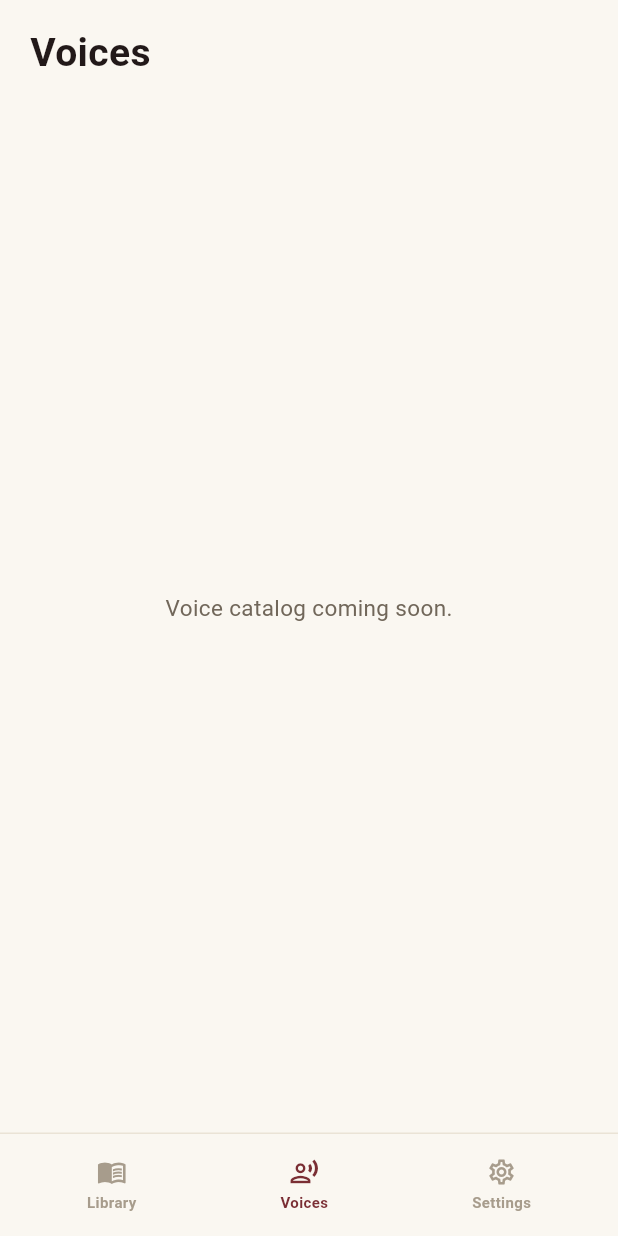
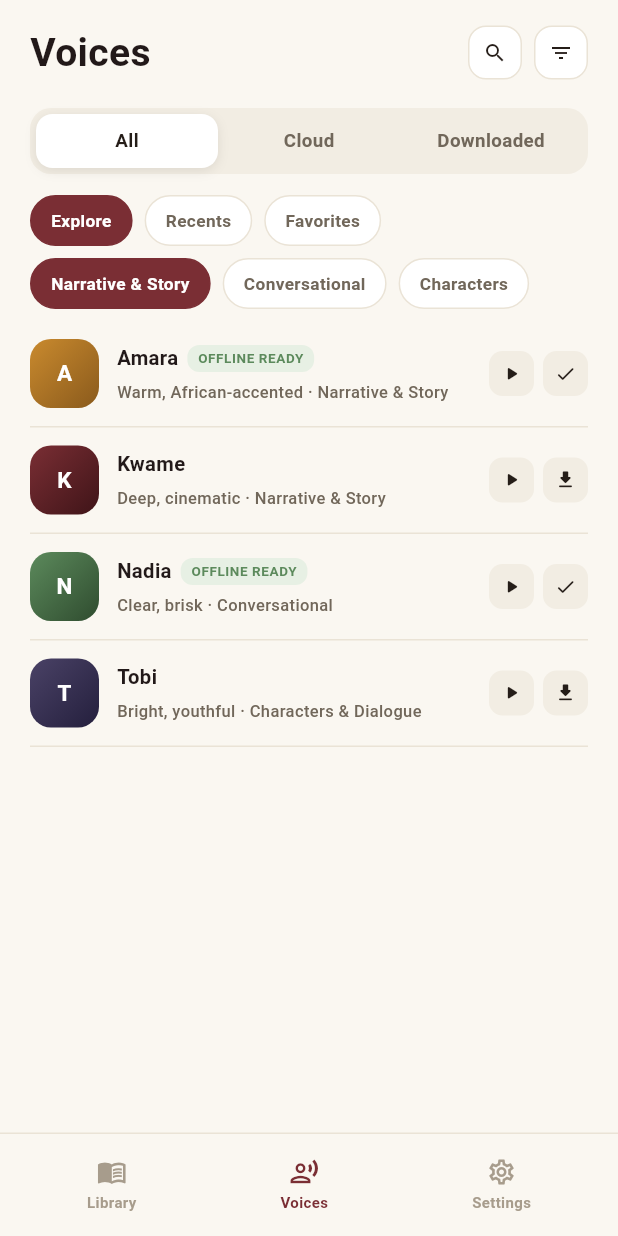
Before and after one commit to da4story1tella9/dastorytella-reader, a Flutter app: the screen it shows after launch, item 2 of the bottom bar chosen, on a phone screen of 412 x 824 dp. Run offline on Flutter 3.47's test engine with Material 3 defaults, Android fonts, the phone set to English and light mode, and no system bars; our stand-ins replace flutter_riverpod, go_router; Roboto replaces fonts that are missing (Fraunces, Manrope).

Commit message:
feat(voices): build Voices screen with mock data
Builds the Voices tab (segmented switcher, Explore/Recents/Favorites
and category chip rows, voice list) against hardcoded mock data
matching docs/design-reference/app-mockups-v2.html. No backend calls
yet — chip selections track local UI state but don't filter the list,
matching the fidelity already established for Library's segmented
control.

Promotes the segmented control, icon button, and adds a new chip
widget to shared_widgets/ since both Library and Voices need the same
visual components — Library's screen now uses the shared versions too
instead of its own local copies.

Co-Authored-By: Claude Sonnet 5 <noreply@anthropic.com>

```diff
--- a/lib/features/library/screens/library_screen.dart
+++ b/lib/features/library/screens/library_screen.dart
@@ -10,13 +10,13 @@ import 'package:flutter/material.dart';
 import 'package:flutter/rendering.dart';
 import 'package:flutter_riverpod/flutter_riverpod.dart';
 
-import '../../../core/theme/app_colors.dart';
 import '../../../core/theme/app_typography.dart';
+import '../../../shared_widgets/app_icon_button.dart';
+import '../../../shared_widgets/app_segmented_control.dart';
 import '../models/book.dart';
 import '../models/library_segment.dart';
 import '../state/library_providers.dart';
 import '../widgets/book_card.dart';
-import '../widgets/library_segmented_control.dart';
 import '../widgets/mini_player.dart';
 
 class LibraryScreen extends ConsumerWidget {
@@ -50,9 +50,12 @@ class LibraryScreen extends ConsumerWidget {
                               ),
                               Row(
                                 children: <Widget>[
-                                  _IconButton(icon: Icons.search, onTap: () {}),
+                                  AppIconButton(
+                                    icon: Icons.search,
+                                    onTap: () {},
+                                  ),
                                   const SizedBox(width: 8),
-                                  _IconButton(
+                                  AppIconButton(
                                     icon: Icons.filter_list,
                                     onTap: () {},
                                   ),
@@ -61,8 +64,10 @@ class LibraryScreen extends ConsumerWidget {
                             ],
                           ),
                           const SizedBox(height: 16),
-                          LibrarySegmentedControl(
+                          AppSegmentedControl<LibrarySegment>(
+                            options: LibrarySegment.values,
                             selected: segment,
+                            labelBuilder: (LibrarySegment s) => s.label,
                             onChanged: (LibrarySegment value) =>
                                 ref
                                     .read(librarySegmentProvider.notifier)
@@ -126,29 +131,3 @@ class LibraryScreen extends ConsumerWidget {
     );
   }
 }
-
-class _IconButton extends StatelessWidget {
-  const _IconButton({required this.icon, required this.onTap});
-
-  final IconData icon;
-  final VoidCallback onTap;
-
-  @override
-  Widget build(BuildContext context) {
-    return InkWell(
-      onTap: onTap,
-      borderRadius: BorderRadius.circular(12),
-      child: Container(
-        width: 36,
-        height: 36,
-        alignment: Alignment.center,
-        decoration: BoxDecoration(
-          color: AppColors.surface,
-          borderRadius: BorderRadius.circular(12),
-          border: Border.all(color: AppColors.line),
-        ),
-        child: Icon(icon, size: 16, color: AppColors.ink),
-      ),
-    );
-  }
-}
--- /dev/null
+++ b/lib/features/voices/models/voice.dart
@@ -0,0 +1,25 @@
+import 'package:flutter/material.dart';
+
+/// Display model for a TTS voice.
+///
+/// Backed by hardcoded sample data (see `state/mock_voices_data.dart`)
+/// until the voice catalog (ARCHITECTURE.md §1) is wired up.
+class Voice {
+  const Voice({
+    required this.id,
+    required this.name,
+    required this.avatarInitial,
+    required this.avatarGradient,
+    required this.tags,
+    required this.isOfflineReady,
+  });
+
+  final String id;
+  final String name;
+  final String avatarInitial;
+  final List<Color> avatarGradient;
+
+  /// e.g. "Warm, African-accented · Narrative & Story"
+  final String tags;
+  final bool isOfflineReady;
+}
--- /dev/null
+++ b/lib/features/voices/models/voice_category.dart
@@ -0,0 +1,16 @@
+/// Narrative & Story / Conversational / Characters chip row on the
+/// Voices screen.
+enum VoiceCategory { narrativeAndStory, conversational, characters }
+
+extension VoiceCategoryLabel on VoiceCategory {
+  String get label {
+    switch (this) {
+      case VoiceCategory.narrativeAndStory:
+        return 'Narrative & Story';
+      case VoiceCategory.conversational:
+        return 'Conversational';
+      case VoiceCategory.characters:
+        return 'Characters';
+    }
+  }
+}
--- /dev/null
+++ b/lib/features/voices/models/voice_explore_tab.dart
@@ -0,0 +1,15 @@
+/// Explore / Recents / Favorites chip row on the Voices screen.
+enum VoiceExploreTab { explore, recents, favorites }
+
+extension VoiceExploreTabLabel on VoiceExploreTab {
+  String get label {
+    switch (this) {
+      case VoiceExploreTab.explore:
+        return 'Explore';
+      case VoiceExploreTab.recents:
+        return 'Recents';
+      case VoiceExploreTab.favorites:
+        return 'Favorites';
+    }
+  }
+}
--- /dev/null
+++ b/lib/features/voices/models/voices_segment.dart
@@ -0,0 +1,15 @@
+/// All / Cloud / Downloaded switcher on the Voices screen.
+enum VoicesSegment { all, cloud, downloaded }
+
+extension VoicesSegmentLabel on VoicesSegment {
+  String get label {
+    switch (this) {
+      case VoicesSegment.all:
+        return 'All';
+      case VoicesSegment.cloud:
+        return 'Cloud';
+      case VoicesSegment.downloaded:
+        return 'Downloaded';
+    }
+  }
+}
--- a/lib/features/voices/screens/voices_screen.dart
+++ b/lib/features/voices/screens/voices_screen.dart
@@ -1,36 +1,105 @@
-/// Placeholder — full Voices screen (catalog, download/preview actions)
-/// not yet built. See `docs/design-reference/app-mockups-v2.html` for
-/// the target design.
+/// Voices tab — voice catalog with All/Cloud/Downloaded segmented
+/// switcher, Explore/Recents/Favorites and category chip rows, and the
+/// voice list. Mirrors the Voices screen in
+/// `docs/design-reference/app-mockups-v2.html`.
+///
+/// Uses hardcoded mock data (`state/mock_voices_data.dart`) — no
+/// backend calls yet. The chip rows track selection locally but don't
+/// filter the mock list, matching the segmented control's fidelity on
+/// the Library screen.
 library;
 
 import 'package:flutter/material.dart';
+import 'package:flutter_riverpod/flutter_riverpod.dart';
 
-import '../../../core/theme/app_colors.dart';
 import '../../../core/theme/app_typography.dart';
+import '../../../shared_widgets/app_chip.dart';
+import '../../../shared_widgets/app_icon_button.dart';
+import '../../../shared_widgets/app_segmented_control.dart';
+import '../models/voice.dart';
+import '../models/voice_category.dart';
+import '../models/voice_explore_tab.dart';
+import '../models/voices_segment.dart';
+import '../state/voices_providers.dart';
+import '../widgets/voice_card.dart';
 
-class VoicesScreen extends StatelessWidget {
+class VoicesScreen extends ConsumerWidget {
   const VoicesScreen({super.key});
 
   @override
-  Widget build(BuildContext context) {
-    return const Scaffold(
+  Widget build(BuildContext context, WidgetRef ref) {
+    final VoicesSegment segment = ref.watch(voicesSegmentProvider);
+    final VoiceExploreTab exploreTab = ref.watch(voiceExploreTabProvider);
+    final VoiceCategory category = ref.watch(voiceCategoryProvider);
+    final List<Voice> voices = ref.watch(voicesListProvider);
+
+    return Scaffold(
       body: SafeArea(
-        child: Padding(
-          padding: EdgeInsets.fromLTRB(20, 14, 20, 0),
-          child: Column(
-            crossAxisAlignment: CrossAxisAlignment.start,
-            children: <Widget>[
-              Text('Voices', style: AppTypography.screenTitle),
-              Expanded(
-                child: Center(
-                  child: Text(
-                    'Voice catalog coming soon.',
-                    style: TextStyle(color: AppColors.inkSoft),
-                  ),
+        child: ListView(
+          padding: const EdgeInsets.fromLTRB(20, 14, 20, 16),
+          children: <Widget>[
+            Row(
+              mainAxisAlignment: MainAxisAlignment.spaceBetween,
+              children: <Widget>[
+                const Text('Voices', style: AppTypography.screenTitle),
+                Row(
+                  children: <Widget>[
+                    AppIconButton(icon: Icons.search, onTap: () {}),
+                    const SizedBox(width: 8),
+                    AppIconButton(icon: Icons.filter_list, onTap: () {}),
+                  ],
                 ),
+              ],
+            ),
+            const SizedBox(height: 16),
+            AppSegmentedControl<VoicesSegment>(
+              options: VoicesSegment.values,
+              selected: segment,
+              labelBuilder: (VoicesSegment s) => s.label,
+              onChanged: (VoicesSegment value) =>
+                  ref.read(voicesSegmentProvider.notifier).state = value,
+            ),
+            const SizedBox(height: 14),
+            SizedBox(
+              height: 34,
+              child: ListView.separated(
+                scrollDirection: Axis.horizontal,
+                itemCount: VoiceExploreTab.values.length,
+                separatorBuilder: (BuildContext context, int index) =>
+                    const SizedBox(width: 8),
+                itemBuilder: (BuildContext context, int index) {
+                  final VoiceExploreTab tab = VoiceExploreTab.values[index];
+                  return AppChip(
+                    label: tab.label,
+                    active: tab == exploreTab,
+                    onTap: () =>
+                        ref.read(voiceExploreTabProvider.notifier).state = tab,
+                  );
+                },
               ),
-            ],
-          ),
+            ),
+            const SizedBox(height: 8),
+            SizedBox(
+              height: 34,
+              child: ListView.separated(
+                scrollDirection: Axis.horizontal,
+                itemCount: VoiceCategory.values.length,
+                separatorBuilder: (BuildContext context, int index) =>
+                    const SizedBox(width: 8),
+                itemBuilder: (BuildContext context, int index) {
+                  final VoiceCategory c = VoiceCategory.values[index];
+                  return AppChip(
+                    label: c.label,
+                    active: c == category,
+                    onTap: () =>
+                        ref.read(voiceCategoryProvider.notifier).state = c,
+                  );
+                },
+              ),
+            ),
+            const SizedBox(height: 8),
+            for (final Voice voice in voices) VoiceCard(voice: voice),
+          ],
         ),
       ),
     );
--- /dev/null
+++ b/lib/features/voices/state/mock_voices_data.dart
@@ -0,0 +1,45 @@
+/// Hardcoded sample voices, mirroring the four shown in the Voices
+/// mockup (`docs/design-reference/app-mockups-v2.html`).
+///
+/// Placeholder until the voice catalog (ARCHITECTURE.md §1) exists —
+/// no backend calls.
+library;
+
+import 'package:flutter/material.dart';
+
+import '../models/voice.dart';
+
+final List<Voice> mockVoices = <Voice>[
+  const Voice(
+    id: 'amara',
+    name: 'Amara',
+    avatarInitial: 'A',
+    avatarGradient: <Color>[Color(0xFFC98A2E), Color(0xFF8A5A1C)],
+    tags: 'Warm, African-accented · Narrative & Story',
+    isOfflineReady: true,
+  ),
+  const Voice(
+    id: 'kwame',
+    name: 'Kwame',
+    avatarInitial: 'K',
+    avatarGradient: <Color>[Color(0xFF7A2E34), Color(0xFF3F1418)],
+    tags: 'Deep, cinematic · Narrative & Story',
+    isOfflineReady: false,
+  ),
+  const Voice(
+    id: 'nadia',
+    name: 'Nadia',
+    avatarInitial: 'N',
+    avatarGradient: <Color>[Color(0xFF5C8A5C), Color(0xFF2F4C2F)],
+    tags: 'Clear, brisk · Conversational',
+    isOfflineReady: true,
+  ),
+  const Voice(
+    id: 'tobi',
+    name: 'Tobi',
+    avatarInitial: 'T',
+    avatarGradient: <Color>[Color(0xFF4A4266), Color(0xFF241F3D)],
+    tags: 'Bright, youthful · Characters & Dialogue',
+    isOfflineReady: false,
+  ),
+];
--- /dev/null
+++ b/lib/features/voices/state/voices_providers.dart
@@ -0,0 +1,23 @@
+/// Voices screen state (see ADR-0004).
+library;
+
+import 'package:flutter_riverpod/flutter_riverpod.dart';
+
+import '../models/voice.dart';
+import '../models/voice_category.dart';
+import '../models/voice_explore_tab.dart';
+import '../models/voices_segment.dart';
+import 'mock_voices_data.dart';
+
+final StateProvider<VoicesSegment> voicesSegmentProvider =
+    StateProvider<VoicesSegment>((Ref ref) => VoicesSegment.all);
+
+final StateProvider<VoiceExploreTab> voiceExploreTabProvider =
+    StateProvider<VoiceExploreTab>((Ref ref) => VoiceExploreTab.explore);
+
+final StateProvider<VoiceCategory> voiceCategoryProvider =
+    StateProvider<VoiceCategory>((Ref ref) => VoiceCategory.narrativeAndStory);
+
+final Provider<List<Voice>> voicesListProvider = Provider<List<Voice>>(
+  (Ref ref) => mockVoices,
+);
--- /dev/null
+++ b/lib/features/voices/widgets/voice_card.dart
@@ -0,0 +1,138 @@
+/// Row for a single voice — avatar, name, offline-ready pill, tags,
+/// preview/download actions. Mirrors `.voice-card` in
+/// `docs/design-reference/app-mockups-v2.html`.
+library;
+
+import 'package:flutter/material.dart';
+
+import '../../../core/theme/app_colors.dart';
+import '../../../core/theme/app_typography.dart';
+import '../models/voice.dart';
+
+class VoiceCard extends StatelessWidget {
+  const VoiceCard({required this.voice, super.key});
+
+  final Voice voice;
+
+  @override
+  Widget build(BuildContext context) {
+    return Container(
+      padding: const EdgeInsets.symmetric(vertical: 12),
+      decoration: const BoxDecoration(
+        border: Border(bottom: BorderSide(color: AppColors.line)),
+      ),
+      child: Row(
+        children: <Widget>[
+          Container(
+            width: 46,
+            height: 46,
+            alignment: Alignment.center,
+            decoration: BoxDecoration(
+              borderRadius: BorderRadius.circular(14),
+              gradient: LinearGradient(
+                begin: Alignment.topLeft,
+                end: Alignment.bottomRight,
+                colors: voice.avatarGradient,
+              ),
+            ),
+            child: Text(
+              voice.avatarInitial,
+              style: AppTypography.bookTitle.copyWith(
+                color: Colors.white,
+                fontSize: 15,
+              ),
+            ),
+          ),
+          const SizedBox(width: 12),
+          Expanded(
+            child: Column(
+              crossAxisAlignment: CrossAxisAlignment.start,
+              mainAxisSize: MainAxisSize.min,
+              children: <Widget>[
+                Row(
+                  children: <Widget>[
+                    Text(
+                      voice.name,
+                      style: AppTypography.bodyStrong.copyWith(fontSize: 13.5),
+                    ),
+                    if (voice.isOfflineReady) ...<Widget>[
+                      const SizedBox(width: 6),
+                      const _OfflinePill(),
+                    ],
+                  ],
+                ),
+                const SizedBox(height: 2),
+                Text(
+                  voice.tags,
+                  style: AppTypography.body.copyWith(
+                    color: AppColors.inkSoft,
+                    fontSize: 11,
+                  ),
+                  maxLines: 1,
+                  overflow: TextOverflow.ellipsis,
+                ),
+              ],
+            ),
+          ),
+          const SizedBox(width: 6),
+          _VoiceActionButton(icon: Icons.play_arrow_rounded, onTap: () {}),
+          const SizedBox(width: 6),
+          _VoiceActionButton(
+            icon: voice.isOfflineReady
+                ? Icons.check_rounded
+                : Icons.download_rounded,
+            onTap: () {},
+          ),
+        ],
+      ),
+    );
+  }
+}
+
+class _OfflinePill extends StatelessWidget {
+  const _OfflinePill();
+
+  @override
+  Widget build(BuildContext context) {
+    return Container(
+      padding: const EdgeInsets.symmetric(horizontal: 7, vertical: 2),
+      decoration: BoxDecoration(
+        color: AppColors.greenPale,
+        borderRadius: BorderRadius.circular(8),
+      ),
+      child: Text(
+        'OFFLINE READY',
+        style: AppTypography.caption.copyWith(
+          color: AppColors.green,
+          fontSize: 9,
+          letterSpacing: 0.4,
+        ),
+      ),
+    );
+  }
+}
+
+class _VoiceActionButton extends StatelessWidget {
+  const _VoiceActionButton({required this.icon, required this.onTap});
+
+  final IconData icon;
+  final VoidCallback onTap;
+
+  @override
+  Widget build(BuildContext context) {
+    return InkWell(
+      onTap: onTap,
+      borderRadius: BorderRadius.circular(9),
+      child: Container(
+        width: 30,
+        height: 30,
+        alignment: Alignment.center,
+        decoration: BoxDecoration(
+          color: AppColors.surfaceAlt,
+          borderRadius: BorderRadius.circular(9),
+        ),
+        child: Icon(icon, size: 15, color: AppColors.ink),
+      ),
+    );
+  }
+}
--- /dev/null
+++ b/lib/shared_widgets/app_chip.dart
@@ -0,0 +1,45 @@
+/// Pill-shaped filter chip. Mirrors `.chip`/`.chip.active` in
+/// `docs/design-reference/app-mockups-v2.html`.
+library;
+
+import 'package:flutter/material.dart';
+
+import '../core/theme/app_colors.dart';
+import '../core/theme/app_typography.dart';
+
+class AppChip extends StatelessWidget {
+  const AppChip({
+    required this.label,
+    required this.active,
+    required this.onTap,
+    super.key,
+  });
+
+  final String label;
+  final bool active;
+  final VoidCallback onTap;
+
+  @override
+  Widget build(BuildContext context) {
+    return GestureDetector(
+      onTap: onTap,
+      child: Container(
+        padding: const EdgeInsets.symmetric(horizontal: 13, vertical: 7),
+        decoration: BoxDecoration(
+          color: active ? AppColors.maroon : AppColors.surface,
+          borderRadius: BorderRadius.circular(20),
+          border: Border.all(
+            color: active ? AppColors.maroon : AppColors.line,
+          ),
+        ),
+        child: Text(
+          label,
+          style: AppTypography.bodyStrong.copyWith(
+            fontSize: 11.5,
+            color: active ? Colors.white : AppColors.inkSoft,
+          ),
+        ),
+      ),
+    );
+  }
+}
--- /dev/null
+++ b/lib/shared_widgets/app_icon_button.dart
@@ -0,0 +1,33 @@
+/// Square outlined icon button. Mirrors `.icon-btn` in
+/// `docs/design-reference/app-mockups-v2.html`.
+library;
+
+import 'package:flutter/material.dart';
+
+import '../core/theme/app_colors.dart';
+
+class AppIconButton extends StatelessWidget {
+  const AppIconButton({required this.icon, required this.onTap, super.key});
+
+  final IconData icon;
+  final VoidCallback onTap;
+
+  @override
+  Widget build(BuildContext context) {
+    return InkWell(
+      onTap: onTap,
+      borderRadius: BorderRadius.circular(12),
+      child: Container(
+        width: 36,
+        height: 36,
+        alignment: Alignment.center,
+        decoration: BoxDecoration(
+          color: AppColors.surface,
+          borderRadius: BorderRadius.circular(12),
+          border: Border.all(color: AppColors.line),
+        ),
+        child: Icon(icon, size: 16, color: AppColors.ink),
+      ),
+    );
+  }
+}
--- a/lib/features/library/widgets/library_segmented_control.dart
+++ b/lib/shared_widgets/app_segmented_control.dart
@@ -1,22 +1,25 @@
-/// Saved / Collections / Archive switcher.
+/// Pill-style segmented switcher, generic over the option type.
 /// Mirrors `.segmented` in `docs/design-reference/app-mockups-v2.html`.
 library;
 
 import 'package:flutter/material.dart';
 
-import '../../../core/theme/app_colors.dart';
-import '../../../core/theme/app_typography.dart';
-import '../models/library_segment.dart';
+import '../core/theme/app_colors.dart';
+import '../core/theme/app_typography.dart';
 
-class LibrarySegmentedControl extends StatelessWidget {
-  const LibrarySegmentedControl({
+class AppSegmentedControl<T> extends StatelessWidget {
+  const AppSegmentedControl({
+    required this.options,
     required this.selected,
+    required this.labelBuilder,
     required this.onChanged,
     super.key,
   });
 
-  final LibrarySegment selected;
-  final ValueChanged<LibrarySegment> onChanged;
+  final List<T> options;
+  final T selected;
+  final String Function(T option) labelBuilder;
+  final ValueChanged<T> onChanged;
 
   @override
   Widget build(BuildContext context) {
@@ -29,12 +32,12 @@ class LibrarySegmentedControl extends StatelessWidget {
         padding: const EdgeInsets.all(4),
         child: Row(
           children: <Widget>[
-            for (final LibrarySegment segment in LibrarySegment.values)
+            for (final T option in options)
               Expanded(
                 child: _Segment(
-                  label: segment.label,
-                  active: segment == selected,
-                  onTap: () => onChanged(segment),
+                  label: labelBuilder(option),
+                  active: option == selected,
+                  onTap: () => onChanged(option),
                 ),
               ),
           ],
```
Also changed, not shown: 1 other file.
